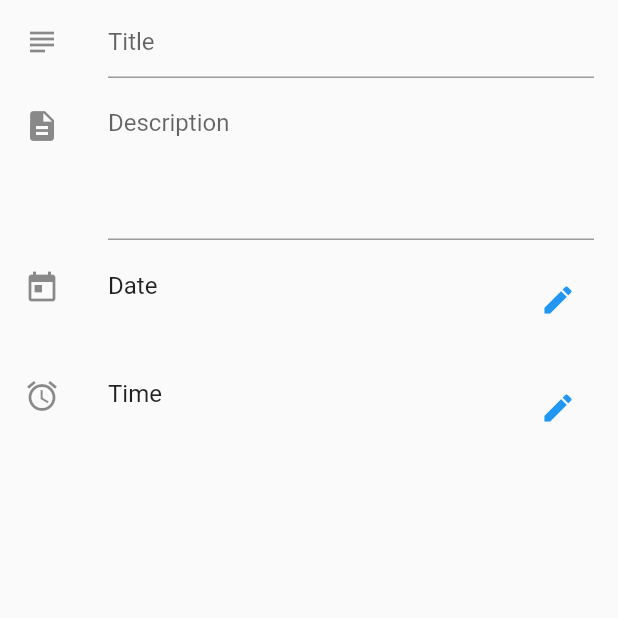
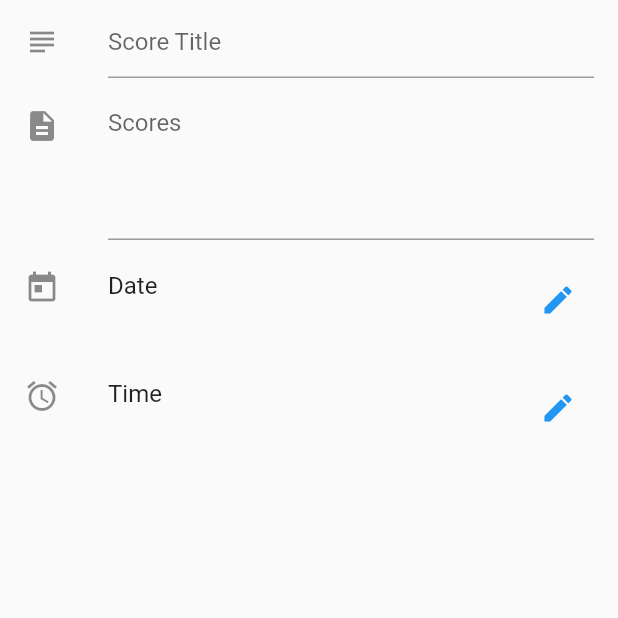
Before and after one commit to lswhh/flutter, a Flutter app: the ScoresEntry screen opened directly, on a phone screen of 412 x 824 dp, the top half of it. Run offline on Flutter 3.47's test engine with Material 2 defaults, Android fonts, the phone set to English and light mode, and no system bars; our stand-ins replace flutter_calendar_carousel, flutter_slidable, sqflite; accounts and stored records are empty.

Commit message:
scores fix, scoreDBWorker problem, table schema fix.

```diff
--- a/personal_bowling_administrator/lib/score/ScoreModel.dart
+++ b/personal_bowling_administrator/lib/score/ScoreModel.dart
@@ -15,7 +15,7 @@ class Score {
 
   /// Just for debugging, so we get something useful in the console.
   String toString() {
-    return "{ id=$id, title=$title, description=$description, apptDate=$scoretDate, apptDate=$scoreTime }";
+    return "{ id=$id, title=$title, description=$description, apptDate=$scoretDate, apptTime=$scoreTime }";
   }
 
 
--- a/personal_bowling_administrator/lib/score/ScoresDBWorker.dart
+++ b/personal_bowling_administrator/lib/score/ScoresDBWorker.dart
@@ -61,14 +61,14 @@ class ScoresDBWorker {
   /// Create a Appointment from a Map.
   Score scoreFromMap(Map inMap) {
 
-    print("## scores AppointmentsDBWorker.scoreFromMap(): inMap = $inMap");
+    print("## scores scoresDBWorker.scoreFromMap(): inMap = $inMap");
     Score score = Score();
     score.id = inMap["id"];
     score.title = inMap["title"];
     score.description = inMap["description"];
     score.scoretDate = inMap["scoretDate"];
     score.scoreTime = inMap["scoretTime"];
-    print("## scores AppointmentsDBWorker.scoreFromMap(): appointment = $score");
+    print("## scores AppointmentsDBWorker.scoreFromMap(): scores = $score");
 
     return score;
 
@@ -102,13 +102,13 @@ class ScoresDBWorker {
     Database db = await database;
 
     // Get largest current id in the table, plus one, to be the new ID.
-    var val = await db.rawQuery("SELECT MAX(id) + 1 AS id FROM appointments");
+    var val = await db.rawQuery("SELECT MAX(id) + 1 AS id FROM scores");
     int id = val.first["id"];
     if (id == null) { id = 1; }
 
     // Insert into table.
     return await db.rawInsert(
-      "INSERT INTO appointments (id, title, description, apptDate, apptTime) VALUES (?, ?, ?, ?, ?)",
+      "INSERT INTO scores (id, title, description, scoretDate, scoretTime) VALUES (?, ?, ?, ?, ?)",
       [
         id,
         inScore.title,
@@ -127,11 +127,11 @@ class ScoresDBWorker {
   /// @return      The corresponding Appointment object.
   Future<Score> get(int inID) async {
 
-    print("## appointments AppointmentsDBWorker.get(): inID = $inID");
+    print("## scores scoresDBWorker.get(): inID = $inID");
 
     Database db = await database;
-    var rec = await db.query("appointments", where : "id = ?", whereArgs : [ inID ]);
-    print("## appointments AppointmentsDBWorker.get(): rec.first = $rec.first");
+    var rec = await db.query("scores", where : "id = ?", whereArgs : [ inID ]);
+    print("## scores scoresDBWorker.get(): rec.first = $rec.first");
     return scoreFromMap(rec.first);
 
   } /* End get(). */
@@ -143,10 +143,10 @@ class ScoresDBWorker {
   Future<List> getAll() async {
 
     Database db = await database;
-    var recs = await db.query("appointments");
+    var recs = await db.query("scores");
     var list = recs.isNotEmpty ? recs.map((m) => scoreFromMap(m)).toList() : [ ];
 
-    print("## appointments AppointmentsDBWorker.getAll(): list = $list");
+    print("## scores scoresDBWorker.getAll(): list = $list");
 
     return list;
 
@@ -158,11 +158,11 @@ class ScoresDBWorker {
   /// @param inAppointment The appointment to update.
   Future update(Score inAppointment) async {
 
-    print("## appointments AppointmentsDBWorker.update(): inAppointment = $inAppointment");
+    print("## scores scoresDBWorker.update(): inAppointment = $inAppointment");
 
     Database db = await database;
     return await db.update(
-      "appointments", scoreToMap(inAppointment), where : "id = ?", whereArgs : [ inAppointment.id ]
+      "scores", scoreToMap(inAppointment), where : "id = ?", whereArgs : [ inAppointment.id ]
     );
 
   } /* End update(). */
@@ -173,10 +173,10 @@ class ScoresDBWorker {
   /// @param inID The ID of the appointment to delete.
   Future delete(int inID) async {
 
-    print("## appointments AppointmentsDBWorker.delete(): inID = $inID");
+    print("## scores scoresDBWorker.delete(): inID = $inID");
 
     Database db = await database;
-    return await db.delete("appointments", where : "id = ?", whereArgs : [ inID ]);
+    return await db.delete("scores", where : "id = ?", whereArgs : [ inID ]);
 
   } /* End delete(). */
 
--- a/personal_bowling_administrator/lib/score/ScoresEntry.dart
+++ b/personal_bowling_administrator/lib/score/ScoresEntry.dart
@@ -43,7 +43,7 @@ class ScoresEntry extends StatelessWidget {
   /// @return           A Widget.
   Widget build(BuildContext inContext) {
 
-    print("## AppointmentsEntry.build()");
+    print("## ScoressEntry.build()");
 
     // Set value of controllers.
     if (scoreModel.entityBeingEdited != null) {
@@ -86,7 +86,7 @@ class ScoresEntry extends StatelessWidget {
                   ListTile(
                     leading : Icon(Icons.subject),
                     title : TextFormField(
-                      decoration : InputDecoration(hintText : "Title"),
+                      decoration : InputDecoration(hintText : "Score Title"),
                       controller : _titleEditingController,
                       validator : (String inValue) {
                         if (inValue.length == 0) { return "Please enter a title"; }
@@ -97,11 +97,16 @@ class ScoresEntry extends StatelessWidget {
                   // Description.
                   ListTile(
                     leading : Icon(Icons.description),
-                    title : TextFormField(
-                      keyboardType : TextInputType.multiline,
-                      maxLines : 4,
-                      decoration : InputDecoration(hintText : "Description"),
-                      controller : _descriptionEditingController
+                    // title : TextFormField(
+                    //   keyboardType : TextInputType.multiline,
+                    //   maxLines : 4,
+                    //   decoration : InputDecoration(hintText : "Scores"),
+                    //   controller : _descriptionEditingController
+                    // )
+                    title: TextField(keyboardType: TextInputType.multiline,
+                    maxLines: 4,
+                    decoration : InputDecoration(hintText : "Scores"),
+                    controller : _descriptionEditingController
                     )
                   ),
                   // Appointment Date.
```
Also changed, not shown: personal_bowling_administrator/lib/score/ScoreList.dart (+6 -6 lines).
